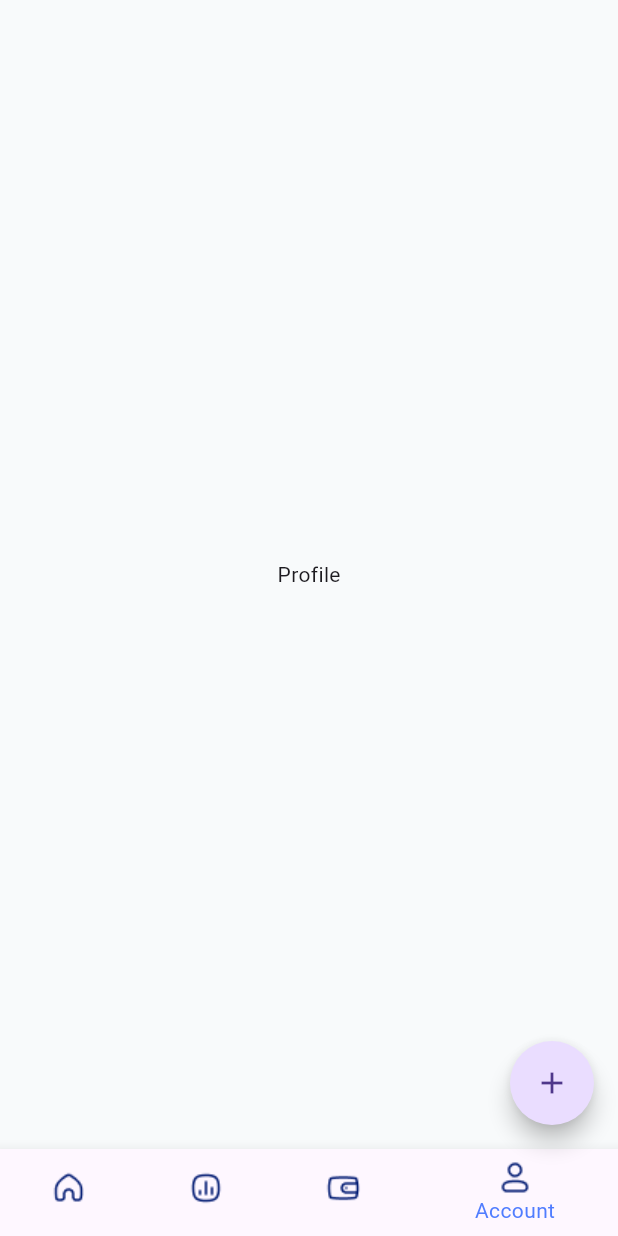
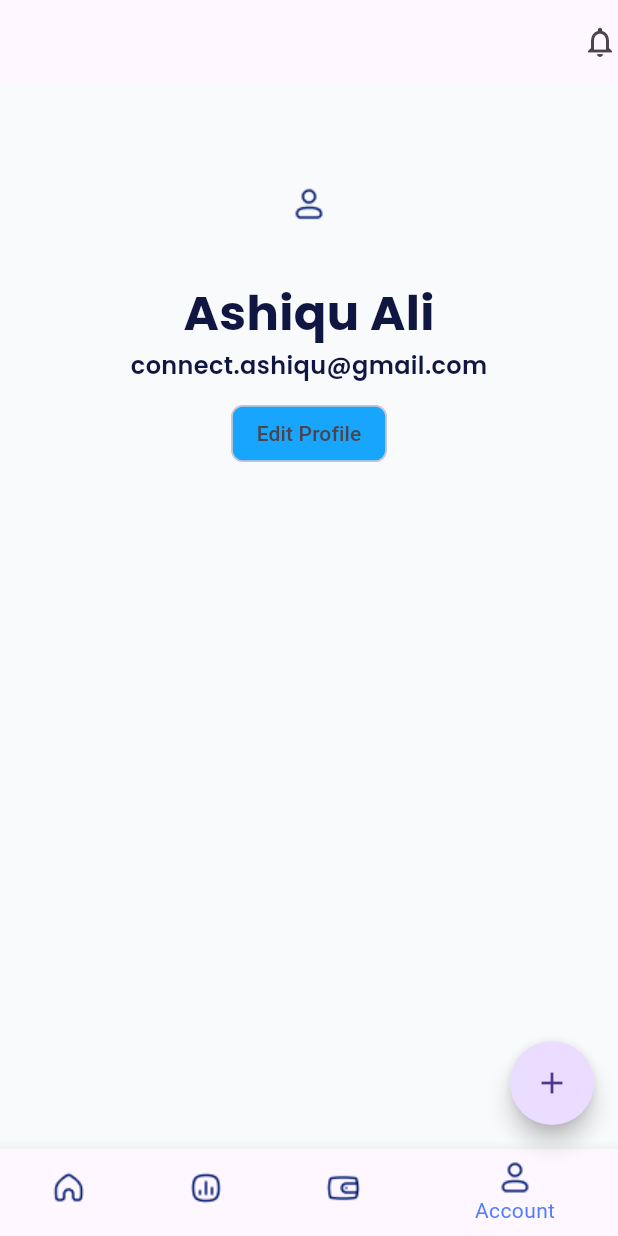
Before and after one commit to ashiqu-ali/expense-tracker, a Flutter app: the screen it shows after launch, item 4 of the bottom bar chosen, on a phone screen of 412 x 824 dp. Run offline on Flutter 3.47's test engine with Material 3 defaults, Android fonts, the phone set to English and light mode, and no system bars; our stand-ins replace fl_chart, flutter_local_notifications, google_fonts, hive, hive_flutter; accounts and stored records are empty; Roboto replaces fonts that are missing (GoogleFonts.poppins).

Commit message:
profile page sample created

```diff
--- a/lib/componets/floatingButton.dart
+++ b/lib/componets/floatingButton.dart
@@ -11,8 +11,8 @@ class FloatingButton extends StatelessWidget {
         Navigator.push(context,
             MaterialPageRoute(builder: (context) => const AddTransaction()));
       },
+      shape: RoundedRectangleBorder(borderRadius: BorderRadius.circular(35)),
       child: const Icon(Icons.add),
-      shape: RoundedRectangleBorder(borderRadius: BorderRadius.circular(35)),
     );
   }
 }
--- a/lib/componets/homeProfile.dart
+++ b/lib/componets/homeProfile.dart
@@ -16,7 +16,7 @@ class HomeProfile extends StatelessWidget {
             children: [
               Image.asset("assets/icons/user.png"),
               SizedBox(width: xsmall),
-              Text('Welcome Ashiq', style: heading2,)
+              Text("Welcome Ashiq", style: heading2,)
             ],
           ),
           Icon(Icons.notifications_none_rounded, color: icon, size: medium)
--- a/lib/componets/incomeChart.dart
+++ b/lib/componets/incomeChart.dart
@@ -38,7 +38,7 @@ class _IncomeChartState extends State<IncomeChart> {
           double totalIncome =
               categoryTotals.values.fold(0, (sum, amount) => sum + amount);
 
-          // Create PieChartData
+          //PieChartData
           PieChartData pieChartData = PieChartData(
             sections: categoryTotals.entries.map((entry) {
               return PieChartSectionData(
--- a/lib/pages/profile_page.dart
+++ b/lib/pages/profile_page.dart
@@ -1,12 +1,50 @@
-import 'package:flutter/cupertino.dart';
+import 'package:expense_tracker/utils/style.dart';
+import 'package:flutter/material.dart';
 
 class ProfilePage extends StatelessWidget {
   const ProfilePage({super.key});
 
   @override
   Widget build(BuildContext context) {
-    return const Center(
-      child: Text("Profile"),
+    return Scaffold(
+      appBar: AppBar(
+        actions: const [
+          Icon(Icons.notifications_none)
+        ],
+      ),
+      backgroundColor: background,
+      body: SafeArea(
+        child: Column(
+          children: [
+            SizedBox(height: medium),
+            Expanded(
+              flex: 1,
+              child: Center(
+                child: Column(
+                  children: [
+                    Image.asset("assets/icons/user.png",width:100,),
+                    Text("Ashiqu Ali",style: heading1,),
+                    Text("connect.ashiqu@gmail.com",style: heading3,),
+                    SizedBox(height: xsmall),
+                    const Chip(
+                      backgroundColor: accent,
+                        label: Text("Edit Profile"),
+                    )
+                  ],
+                ),
+              ),
+            ),
+            const Expanded(
+              flex: 1,
+                child: Column(
+                  children: [
+
+                  ],
+
+            ))
+          ],
+        ),
+      ),
     );
   }
 }
--- a/pubspec.yaml
+++ b/pubspec.yaml
@@ -40,6 +40,7 @@ dependencies:
   flutter_snake_navigationbar: ^0.6.1
   hive_flutter: ^1.1.0
   fl_chart: ^0.66.1
+  flutter_local_notifications: ^16.3.2
 
 dev_dependencies:
   flutter_test:
@@ -50,7 +51,7 @@ dev_dependencies:
   # activated in the `analysis_options.yaml` file located at the root of your
   # package. See that file for information about deactivating specific lint
   # rules and activating additional ones.
-  flutter_lints: ^2.0.0
+  flutter_lints: ^3.0.1
 
 # For information on the generic Dart part of this file, see the
 # following page: https://dart.dev/tools/pub/pubspec
```
Also changed, not shown: lib/componets/date_heading.dart (deleted, +0 -25 lines), lib/componets/profile_tab.dart (deleted, +0 -10 lines), lib/services/reminderService.dart (added, +20 -0 lines), lib/componets/piechart.dart (deleted), pubspec.lock.
